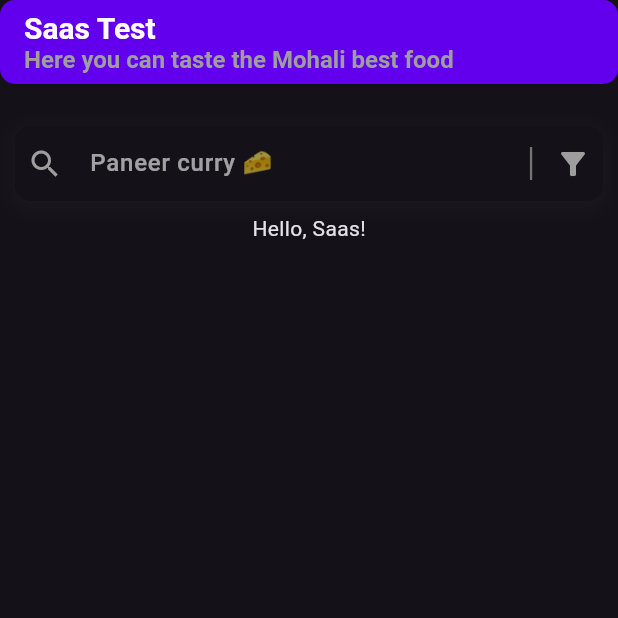
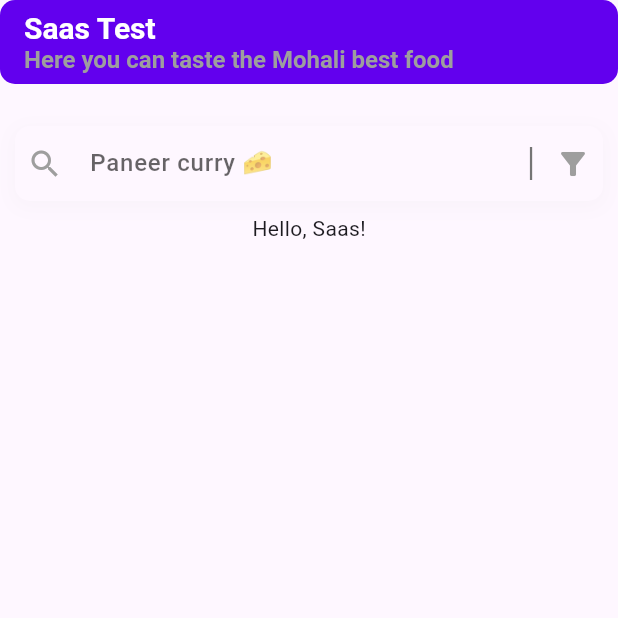
Before and after one commit to ChandanKumar-Singh/ChandanKumar-Singh-searchbar_animated_suggestions, a Flutter app: the screen it shows after launch, on a phone screen of 412 x 824 dp, the top half of it. Run offline on Flutter 3.47's test engine with Material 3 defaults, Android fonts, the light colour scheme and no system bars; drawn by our look-alikes of flutter_animate.

Commit message:
published_0.0.4

```diff
--- a/example/lib/main.dart
+++ b/example/lib/main.dart
@@ -45,7 +45,7 @@ class MyApp extends StatelessWidget {
             ),
           ),
           // scaffoldBackgroundColor: Colors.grey[100],
-          brightness: Brightness.dark,
+          // brightness: Brightness.dark,
           useMaterial3: true,
         ),
         home: const SaasTest());
--- a/pubspec.yaml
+++ b/pubspec.yaml
@@ -1,9 +1,9 @@
 name: searchbar_animated_suggestions
 description: A Flutter package that provides a search bar with animated suggestions.
-version: 0.0.2
+version: 0.0.4
 license: MIT
-homepage: https://github.com/ChandanKumar-Singh/searchbar_auto_animated_suggestion/blob/main/lib/saas/saas.dart
-
+homepage: https://github.com/ChandanKumar-Singh/ChandanKumar-Singh-searchbar_animated_suggestions/blob/main/example/lib/saas/saas.dart
+repository: https://github.com/ChandanKumar-Singh/ChandanKumar-Singh-searchbar_animated_suggestions.git
 environment:
   sdk: ">=3.4.3 <4.0.0"
   flutter: ">=1.17.0"
```
Also changed, not shown: 1 other file.
